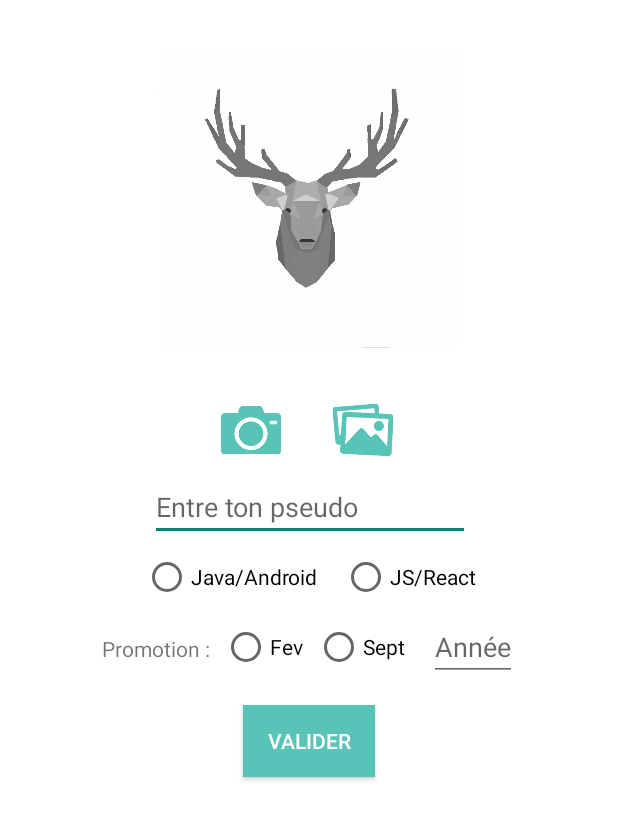
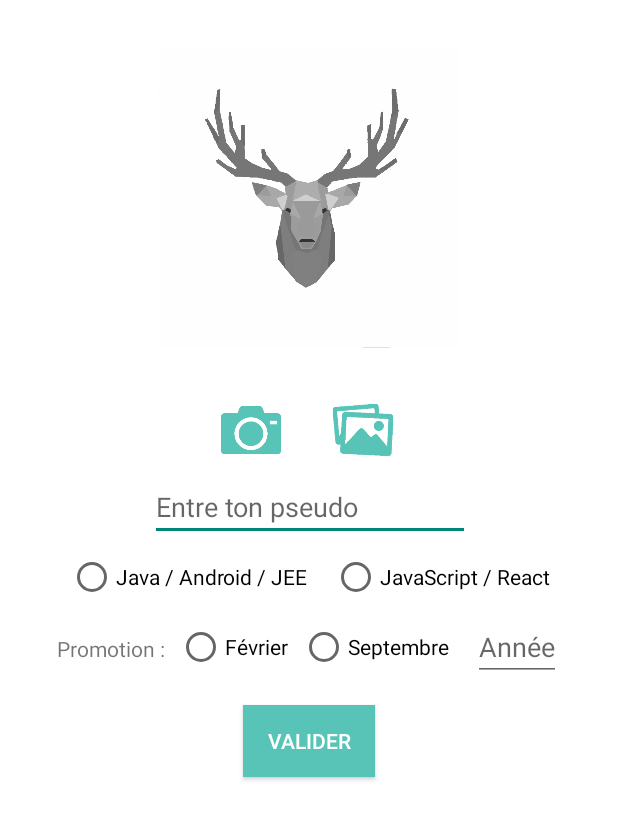
Before and after one commit to NicoHoareau/appli_wcs_projet, an Android app: the layout activity_create_profil.xml on its own in the app's theme, with its tools: preview values and no code run, on a phone screen of 412 x 824 dp. Shown: the top 820 px of the screen. Run offline under Robolectric (Android 15) with nearby library versions, the phone set to English and light mode, and no system bars.

Commit message:
correction de bug de la version béta 30/06/18

```diff
--- a/app/src/main/java/fr/nicolashoareau_toulousewcs/appliwcsprojet/RequestAdapter.java
+++ b/app/src/main/java/fr/nicolashoareau_toulousewcs/appliwcsprojet/RequestAdapter.java
@@ -61,6 +61,7 @@ public class RequestAdapter extends ArrayAdapter<RequestModel> {
         final ImageView btnEdit = convertView.findViewById(R.id.iv_modify_request);
 
         mDatabase = FirebaseDatabase.getInstance();
+        mRef = mDatabase.getReference("Request");
 
 
         btnEdit.setOnClickListener(new View.OnClickListener() {
@@ -76,7 +77,6 @@ public class RequestAdapter extends ArrayAdapter<RequestModel> {
                 final TextView tvDateRq = view.findViewById(R.id.tv_date_dialog);
                 final TextView tvDescRq = view.findViewById(R.id.tv_desc_dialog);
 
-                mRef = mDatabase.getReference("Request");
                 mRef.addValueEventListener(new ValueEventListener() {
                     @Override
                     public void onDataChange(DataSnapshot dataSnapshot) {
--- a/app/src/main/res/layout/activity_splash_screen.xml
+++ b/app/src/main/res/layout/activity_splash_screen.xml
@@ -31,6 +31,7 @@
         android:text="@string/splash_text"
         android:textColor="@color/wcsColor"
         android:textSize="18sp"
+        android:textStyle="bold"
         app:layout_constraintEnd_toEndOf="parent"
         app:layout_constraintHorizontal_bias="0.416"
         app:layout_constraintStart_toStartOf="parent"
--- a/app/src/main/res/values/strings.xml
+++ b/app/src/main/res/values/strings.xml
@@ -7,11 +7,11 @@
     <string name="inscription">Inscription</string>
     <string name="email">Email</string>
     <string name="deja_inscrit">Déjà inscrit ?</string>
-    <string name="entrer_email">Veuillez entrer une adresse mail</string>
+    <string name="entrer_email">Veuillez entrer une adresse email</string>
     <string name="entrer_password">Veuillez entrer un mot de passe</string>
     <string name="password_trop_court">Le mot de passe doit contenir au moins 6 caractères</string>
     <string name="echec_inscription">Echec de l\'inscription</string>
-    <string name="envoie_nouveau_mot_de_passe">Envoie d\'un nouveau mot de passe</string>
+    <string name="envoie_nouveau_mot_de_passe">Envoi d\'un nouveau mot de passe</string>
     <string name="retour">Retour</string>
     <string name="mdp_envoye">Mot de passe envoyé</string>
     <string name="email_inconnu">Email inconnu</string>
@@ -60,14 +60,14 @@
         <item>Javascript</item>
     </string-array>
     <string name="enter_pseudo">Entre ton pseudo</string>
-    <string name="java_android">Java/Android</string>
-    <string name="js_react">JS/React</string>
+    <string name="java_android">Java / Android / JEE</string>
+    <string name="js_react">JavaScript / React</string>
     <string name="promotion">Promotion :</string>
-    <string name="fev">Fev</string>
-    <string name="sept">Sept</string>
+    <string name="fev">Février</string>
+    <string name="sept">Septembre</string>
     <string name="annee">Année</string>
     <string name="valider">Valider</string>
-    <string name="splash_text1">Créer des reqûetes, modifier et valider-les</string>
+    <string name="splash_text1">Créer, modifier et valider des requêtes</string>
     <string name="splash_text2">Suivez le fil d\'actualité de la Wild Code School avec Wild News !</string>
     <string name="splash_text3">Personnaliser votre profil et visionner celui de vos amis wilders dans le Wild Club</string>
     <string name="splash_text4">Discuter avec tous les wilders via le Wild Chat :D</string>
```
Also changed, not shown: app/src/main/java/fr/nicolashoareau_toulousewcs/appliwcsprojet/FirstScreenActivity.java (+1 -12 lines), 2 other files.
